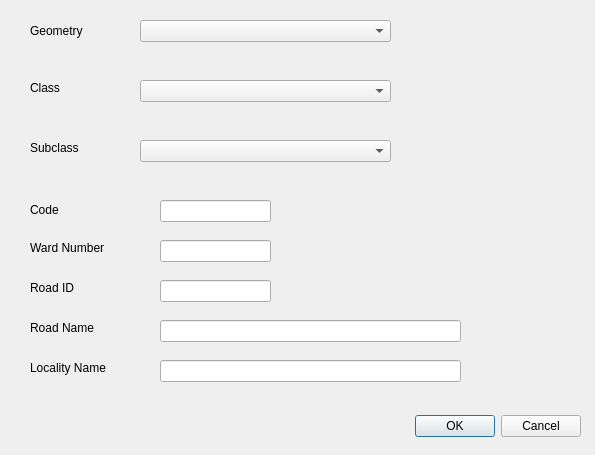
This is addattribute.ui in Sanjutha1512/Qgis_plugin as Qt 5 draws it before an edit. The edited form follows.
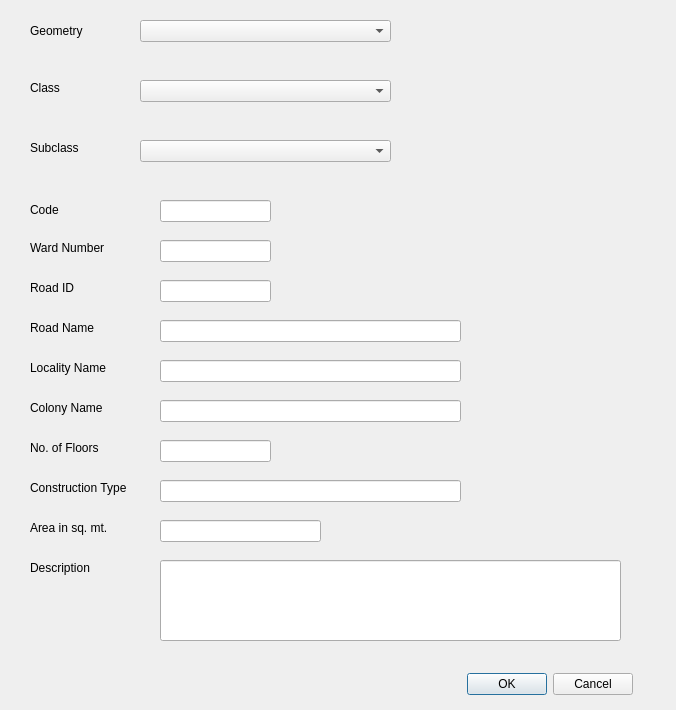
This is the edited form.

```diff
--- a/addattribute.ui
+++ b/addattribute.ui
@@ -6,8 +6,8 @@
    <rect>
     <x>0</x>
     <y>0</y>
-    <width>595</width>
-    <height>455</height>
+    <width>676</width>
+    <height>710</height>
    </rect>
   </property>
   <property name="windowTitle">
@@ -19,10 +19,10 @@
   <widget class="QDialogButtonBox" name="buttonBox">
    <property name="geometry">
     <rect>
-     <x>240</x>
-     <y>410</y>
-     <width>341</width>
-     <height>32</height>
+     <x>440</x>
+     <y>670</y>
+     <width>193</width>
+     <height>28</height>
     </rect>
    </property>
    <property name="orientation">
@@ -216,6 +216,127 @@
     </rect>
    </property>
   </widget>
+  <widget class="QLabel" name="label_9">
+   <property name="geometry">
+    <rect>
+     <x>30</x>
+     <y>400</y>
+     <width>81</width>
+     <height>16</height>
+    </rect>
+   </property>
+   <property name="text">
+    <string>Colony Name</string>
+   </property>
+  </widget>
+  <widget class="QLineEdit" name="lineEdit_6">
+   <property name="geometry">
+    <rect>
+     <x>160</x>
+     <y>400</y>
+     <width>301</width>
+     <height>22</height>
+    </rect>
+   </property>
+  </widget>
+  <widget class="QLineEdit" name="lineEdit_7">
+   <property name="geometry">
+    <rect>
+     <x>160</x>
+     <y>440</y>
+     <width>111</width>
+     <height>22</height>
+    </rect>
+   </property>
+  </widget>
+  <widget class="QLabel" name="label_10">
+   <property name="geometry">
+    <rect>
+     <x>30</x>
+     <y>440</y>
+     <width>81</width>
+     <height>16</height>
+    </rect>
+   </property>
+   <property name="text">
+    <string>No. of Floors</string>
+   </property>
+  </widget>
+  <widget class="QLineEdit" name="lineEdit_8">
+   <property name="geometry">
+    <rect>
+     <x>160</x>
+     <y>480</y>
+     <width>301</width>
+     <height>22</height>
+    </rect>
+   </property>
+  </widget>
+  <widget class="QLabel" name="label_11">
+   <property name="geometry">
+    <rect>
+     <x>30</x>
+     <y>480</y>
+     <width>101</width>
+     <height>16</height>
+    </rect>
+   </property>
+   <property name="text">
+    <string>Construction Type</string>
+   </property>
+  </widget>
+  <widget class="QLabel" name="label_12">
+   <property name="geometry">
+    <rect>
+     <x>30</x>
+     <y>520</y>
+     <width>101</width>
+     <height>16</height>
+    </rect>
+   </property>
+   <property name="text">
+    <string>Area in sq. mt.</string>
+   </property>
+  </widget>
+  <widget class="QLineEdit" name="lineEdit_9">
+   <property name="geometry">
+    <rect>
+     <x>160</x>
+     <y>520</y>
+     <width>161</width>
+     <height>22</height>
+    </rect>
+   </property>
+   <property name="text">
+    <string/>
+   </property>
+  </widget>
+  <widget class="QLabel" name="label_13">
+   <property name="geometry">
+    <rect>
+     <x>30</x>
+     <y>560</y>
+     <width>101</width>
+     <height>16</height>
+    </rect>
+   </property>
+   <property name="text">
+    <string>Description</string>
+   </property>
+  </widget>
+  <widget class="QLineEdit" name="lineEdit_10">
+   <property name="geometry">
+    <rect>
+     <x>160</x>
+     <y>560</y>
+     <width>461</width>
+     <height>81</height>
+    </rect>
+   </property>
+   <property name="text">
+    <string/>
+   </property>
+  </widget>
  </widget>
  <resources/>
  <connections>
```
Left out of the diff: 2 changed lines with no effect on the pictures.
